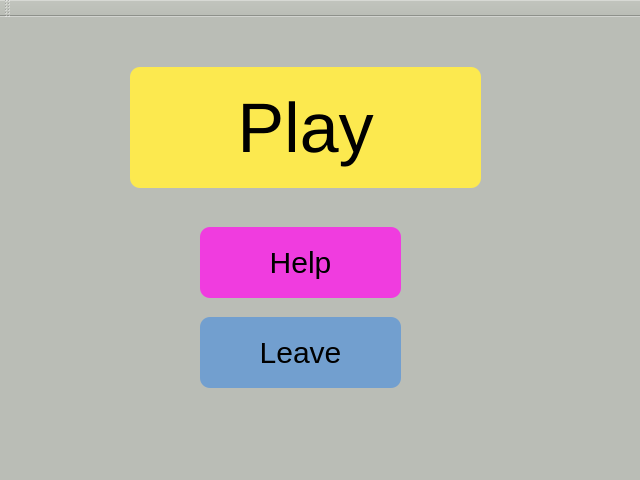
Above: ui/mainwindow.ui from NadjibBelaribi/time-bomb-game before the change. Below: the same form after it.
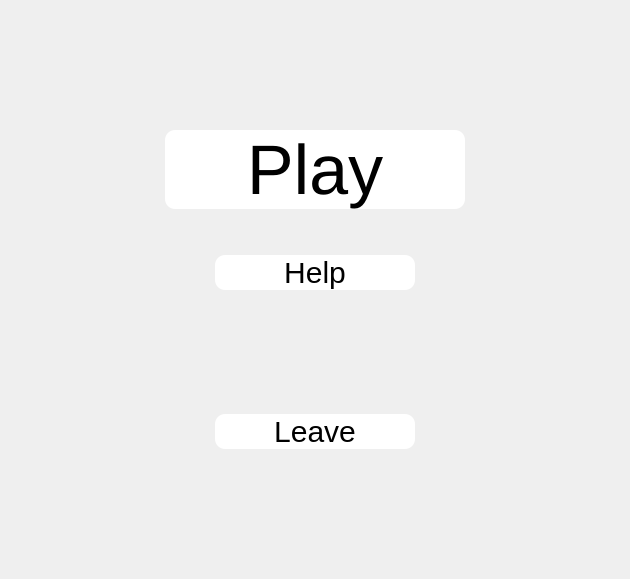
That is the form after the change. Icons and pictures are not drawn.

```diff
--- a/ui/mainwindow.ui
+++ b/ui/mainwindow.ui
@@ -6,29 +6,73 @@
    <rect>
     <x>0</x>
     <y>0</y>
-    <width>640</width>
-    <height>480</height>
+    <width>630</width>
+    <height>579</height>
    </rect>
   </property>
   <property name="windowTitle">
    <string>MainWindow</string>
   </property>
   <property name="styleSheet">
-   <string notr="true">background-color:rgb(186, 189, 182)</string>
+   <string notr="true">QMainWindow
+{
+background-image:url(:/imgs/imgs/wall_accueil.jpg);
+background-repeat:no-repeat;
+border-image:url(:/imgs/imgs/wall_accueil.jpg) 0 0 0 0 stretch;
+}
+
+QPushButton
+{
+	background-color:white;
+}
+
+</string>
   </property>
   <widget class="QWidget" name="centralWidget">
+   <property name="styleSheet">
+    <string notr="true"/>
+   </property>
+   <layout class="QVBoxLayout" name="verticalLayout_2">
+    <item>
+     <spacer name="verticalSpacer_3">
+      <property name="orientation">
+       <enum>Qt::Vertical</enum>
+      </property>
+      <property name="sizeHint" stdset="0">
+       <size>
+        <width>20</width>
+        <height>40</height>
+       </size>
+      </property>
+     </spacer>
+    </item>
+    <item>
+     <layout class="QVBoxLayout" name="verticalLayout">
+      <item>
+       <layout class="QHBoxLayout" name="horizontalLayout_3">
+        <item>
+         <spacer name="horizontalSpacer_2">
+          <property name="orientation">
+           <enum>Qt::Horizontal</enum>
+          </property>
+          <property name="sizeHint" stdset="0">
+           <size>
+            <width>40</width>
+            <height>20</height>
+           </size>
+          </property>
+         </spacer>
+        </item>
+        <item>
    <widget class="QPushButton" name="pushButton">
-    <property name="geometry">
-     <rect>
-      <x>130</x>
-      <y>50</y>
-      <width>351</width>
-      <height>121</height>
-     </rect>
+          <property name="minimumSize">
+           <size>
+            <width>300</width>
+            <height>0</height>
+           </size>
     </property>
     <property name="styleSheet">
-     <string notr="true">background-color:rgb(252, 233, 79);
-color:black;
+           <string notr="true">color:black;
 font-size:70px;
 border-radius:10px;</string>
     </property>
@@ -36,18 +80,60 @@
      <string>Play</string>
     </property>
    </widget>
+        </item>
+        <item>
+         <spacer name="horizontalSpacer">
+          <property name="orientation">
+           <enum>Qt::Horizontal</enum>
+          </property>
+          <property name="sizeHint" stdset="0">
+           <size>
+            <width>40</width>
+            <height>20</height>
+           </size>
+          </property>
+         </spacer>
+        </item>
+       </layout>
+      </item>
+      <item>
+       <spacer name="verticalSpacer">
+        <property name="orientation">
+         <enum>Qt::Vertical</enum>
+        </property>
+        <property name="sizeHint" stdset="0">
+         <size>
+          <width>20</width>
+          <height>40</height>
+         </size>
+        </property>
+       </spacer>
+      </item>
+      <item>
+       <layout class="QHBoxLayout" name="horizontalLayout_4">
+        <item>
+         <spacer name="horizontalSpacer_4">
+          <property name="orientation">
+           <enum>Qt::Horizontal</enum>
+          </property>
+          <property name="sizeHint" stdset="0">
+           <size>
+            <width>40</width>
+            <height>20</height>
+           </size>
+          </property>
+         </spacer>
+        </item>
+        <item>
    <widget class="QPushButton" name="pushButton_2">
-    <property name="geometry">
-     <rect>
-      <x>200</x>
-      <y>210</y>
-      <width>201</width>
-      <height>71</height>
-     </rect>
+          <property name="minimumSize">
+           <size>
+            <width>200</width>
+            <height>0</height>
+           </size>
     </property>
     <property name="styleSheet">
-     <string notr="true">background-color:rgb(240, 60, 223);
-color:black;
+           <string notr="true">color:black;
 font-size:30px;
 border-radius:10px;</string>
     </property>
@@ -55,18 +141,62 @@
      <string>Help</string>
     </property>
    </widget>
+        </item>
+        <item>
+         <spacer name="horizontalSpacer_3">
+          <property name="orientation">
+           <enum>Qt::Horizontal</enum>
+          </property>
+          <property name="sizeHint" stdset="0">
+           <size>
+            <width>40</width>
+            <height>20</height>
+           </size>
+          </property>
+         </spacer>
+        </item>
+       </layout>
+      </item>
+     </layout>
+    </item>
+    <item>
+     <spacer name="verticalSpacer_2">
+      <property name="orientation">
+       <enum>Qt::Vertical</enum>
+      </property>
+      <property name="sizeHint" stdset="0">
+       <size>
+        <width>0</width>
+        <height>0</height>
+       </size>
+      </property>
+     </spacer>
+    </item>
+    <item>
+     <layout class="QHBoxLayout" name="horizontalLayout_5">
+      <item>
+       <spacer name="horizontalSpacer_6">
+        <property name="orientation">
+         <enum>Qt::Horizontal</enum>
+        </property>
+        <property name="sizeHint" stdset="0">
+         <size>
+          <width>40</width>
+          <height>20</height>
+         </size>
+        </property>
+       </spacer>
+      </item>
+      <item>
    <widget class="QPushButton" name="leaveButton">
-    <property name="geometry">
-     <rect>
-      <x>200</x>
-      <y>300</y>
-      <width>201</width>
-      <height>71</height>
-     </rect>
+        <property name="minimumSize">
+         <size>
+          <width>200</width>
+          <height>0</height>
+         </size>
     </property>
     <property name="styleSheet">
-     <string notr="true">background-color:rgb(114, 159, 207);
-color:black;
+         <string notr="true">color:black;
 font-size:30px;
 border-radius:10px;</string>
     </property>
@@ -74,26 +204,37 @@
      <string>Leave</string>
     </property>
    </widget>
-  </widget>
-  <widget class="QMenuBar" name="menuBar">
-   <property name="geometry">
-    <rect>
-     <x>0</x>
-     <y>0</y>
-     <width>640</width>
-     <height>22</height>
-    </rect>
-   </property>
+      </item>
+      <item>
+       <spacer name="horizontalSpacer_5">
+        <property name="orientation">
+         <enum>Qt::Horizontal</enum>
+        </property>
+        <property name="sizeHint" stdset="0">
+         <size>
+          <width>40</width>
+          <height>20</height>
+         </size>
+        </property>
+       </spacer>
+      </item>
+     </layout>
+    </item>
+    <item>
+     <spacer name="verticalSpacer_4">
+      <property name="orientation">
+       <enum>Qt::Vertical</enum>
+      </property>
+      <property name="sizeHint" stdset="0">
+       <size>
+        <width>20</width>
+        <height>40</height>
+       </size>
+      </property>
+     </spacer>
+    </item>
+   </layout>
   </widget>
-  <widget class="QToolBar" name="mainToolBar">
-   <attribute name="toolBarArea">
-    <enum>TopToolBarArea</enum>
-   </attribute>
-   <attribute name="toolBarBreak">
-    <bool>false</bool>
-   </attribute>
-  </widget>
-  <widget class="QStatusBar" name="statusBar"/>
  </widget>
  <layoutdefault spacing="6" margin="11"/>
  <resources/>
```
Lines whose indentation alone changed are shown as unchanged.
